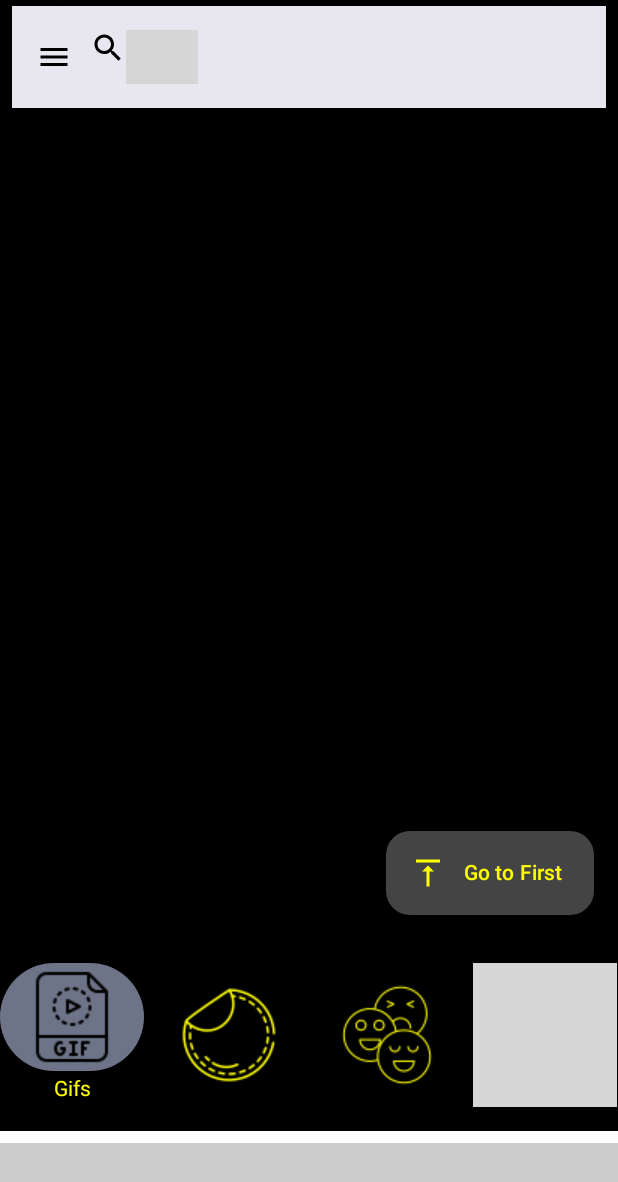
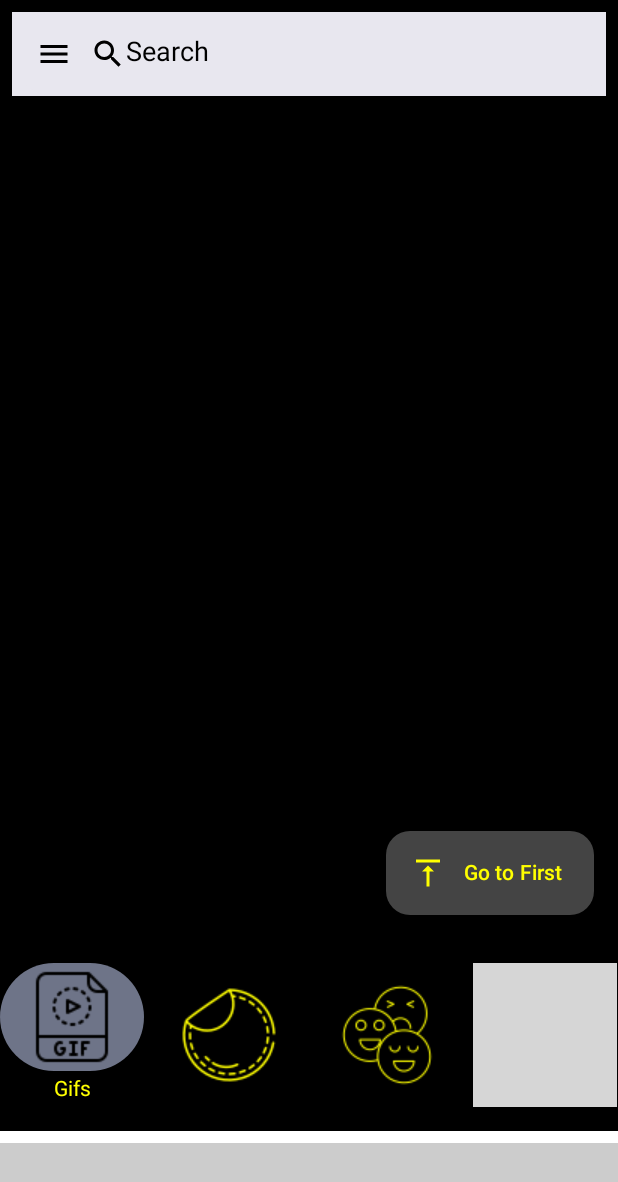
Before and after one commit to rafabarbeytodev/MegaGifs, an Android app built with Jetpack Compose: the composable ImagesScreen called with empty values, after a tap on "Go to First", on a phone screen of 412 x 824 dp. Shown: the top 1182 px of the screen. Run offline under Robolectric (Android 15) with nearby library versions, the phone set to English and light mode, and no system bars; our stand-ins replace AdMob, Dagger/Hilt's generated code, livedata-compose; 1 statement that could not run was skipped; grey boxes are pictures that could not be loaded.

Commit message:
Modificado el comportamiento del buscador y cambio de idioma en la palabra Search

```diff
--- a/app/src/main/res/values/strings.xml
+++ b/app/src/main/res/values/strings.xml
@@ -17,4 +17,5 @@
     <string name="powered_giphy">Powered_Giphy</string>
     <string name="gif_saved_to_photos">GIF saved to Photos</string>
     <string name="answer_and_solve_it_as_soon_as_possible">Describe the problem detected in the application to be able to answer and solve it as soon as possible.</string>
+    <string name="search">Search</string>
 </resources>
```
Also changed, not shown: 1 other file.
